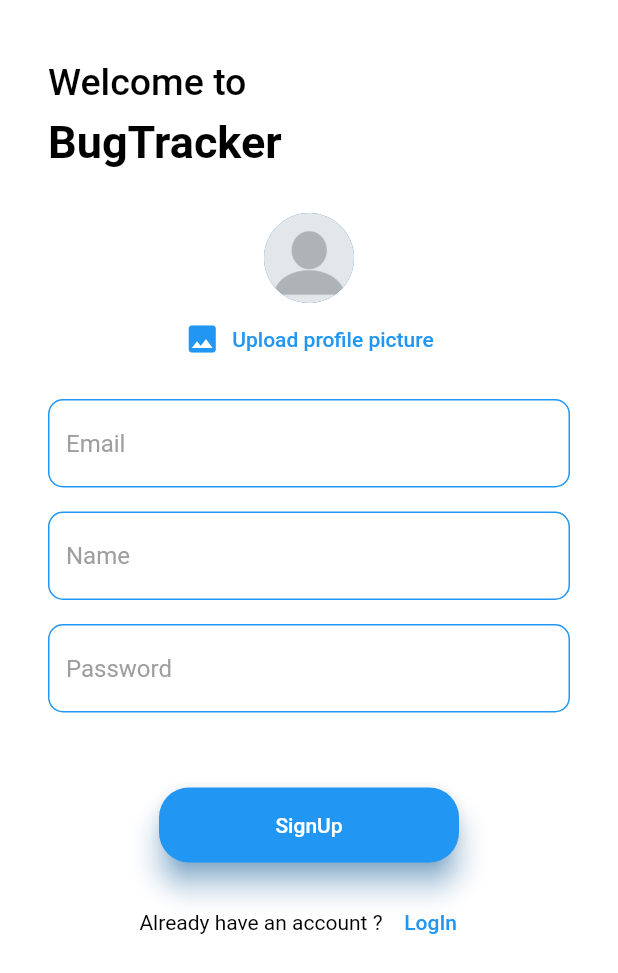
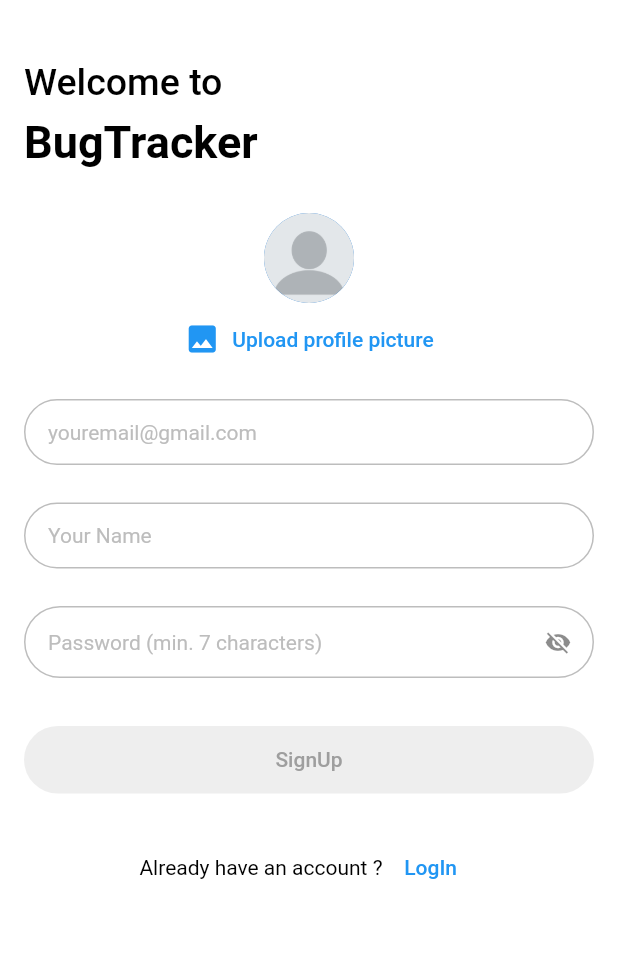
Before and after one commit to RohanSengupta326/BugTracker, a Flutter app: the screen it shows after launch, on a phone screen of 412 x 824 dp. Shown: the top 973 px of the screen. Run offline on Flutter 3.47's test engine with Material 2 defaults, Android fonts, the phone set to English and light mode, and no system bars; our stand-ins replace cloud_firestore, firebase_auth, firebase_core, firebase_storage, font_awesome_flutter, get and 2 more; missing offline and left inert: android_intent_plus, device_apps; accounts and stored records are empty.

Commit message:
1. signuppage textformfield design changes

```diff
--- a/lib/views/pages/NewProjectForm/newProjectFormPage.dart
+++ b/lib/views/pages/NewProjectForm/newProjectFormPage.dart
@@ -44,11 +44,6 @@ class NewProjectFormPage extends StatelessWidget {
         savedContributors.isEmpty ? [] : savedContributors;
 
     if (selectedContributorsName.isNotEmpty) {
-      log('---SelectedContributorsName is Not empty---');
-      log(selectedContributorsName.length.toString());
-      log(selectedContributorsName[0].name.toString());
-      log(selectedContributorsName[0].email.toString());
-
       for (var i = 0; i < selectedContributorsName.length; i++) {
         selectedContributorsIndex.add(
           allUserData.users.indexWhere(
@@ -56,8 +51,6 @@ class NewProjectFormPage extends StatelessWidget {
           ),
         );
       }
-      log('---SELECTEDCONTRIBUTORSINDEX IS READY ----');
-      log(selectedContributorsIndex[0].toString());
     }
 
     // log("${selectedContributorsIndex[0]} \n");
--- a/lib/views/pages/authPage/authPage.dart
+++ b/lib/views/pages/authPage/authPage.dart
@@ -23,15 +23,20 @@ class _AuthPageState extends State<AuthPage> {
   String _userEmail = '';
   String _userName = '';
   String _userPassword = '';
+  RxBool isPasswordVisible = false.obs;
   RxBool _isLogin = false.obs;
+  RxBool isActiveSubmitButton = false.obs;
 
   XFile? _pickedImage; // picked user profile pic
 
+  void isValidDetails() {
+    final isValid = _formKey.currentState!.validate();
+    isValid ? isActiveSubmitButton.value = true : false;
+  }
+
   void onSubmitted() {
-    final isValid = _formKey.currentState!.validate();
     FocusScope.of(Get.context!).unfocus();
 
-    if (isValid) {
     _formKey.currentState!.save();
 
     if (_pickedImage == null && !_isLogin.value) {
@@ -68,7 +73,6 @@ class _AuthPageState extends State<AuthPage> {
       );
     }
   }
-  }
 
   void imagePicker(XFile? image) {
     _pickedImage = image; // storing picked image in variable
@@ -79,9 +83,6 @@ class _AuthPageState extends State<AuthPage> {
     return Scaffold(
       backgroundColor: Colors.white,
       body: SingleChildScrollView(
-        child: Padding(
-          padding: const EdgeInsets.only(
-              left: ConstValues.VALUE_16, right: ConstValues.VALUE_16),
         child: Obx(() {
           return Column(
             children: [
@@ -127,6 +128,7 @@ class _AuthPageState extends State<AuthPage> {
                     horizontal: ConstValues.VALUE_16),
                 child: Form(
                   key: _formKey,
+                  onChanged: isValidDetails,
                   child: Column(
                     mainAxisSize: MainAxisSize.min,
                     //dont take as much space as possible but as minimum as needed
@@ -135,10 +137,12 @@ class _AuthPageState extends State<AuthPage> {
                         // registering user so upload image section else not
                         UploadImage(imagePicker),
                       const SizedBox(height: ConstValues.VALUE_16),
-                        Container(
+                      SizedBox(
                         child: TextFormField(
                           style: const TextStyle(
-                                color: ConstColors.APP_FONT_COLOR),
+                            color: ConstColors.APP_FONT_COLOR,
+                            fontSize: 14,
+                          ),
                           cursorColor: ConstColors.PRIMARY_SWATCH_COLOR,
                           validator: (value) {
                             if (value!.isEmpty || !value.contains('@')) {
@@ -149,33 +153,45 @@ class _AuthPageState extends State<AuthPage> {
                           key: const ValueKey('email'),
                           keyboardType: TextInputType.emailAddress,
                           decoration: InputDecoration(
+                            contentPadding: const EdgeInsets.only(
+                                left: 16, top: 14, bottom: 14, right: 16),
                             focusedBorder: OutlineInputBorder(
-                                borderRadius: BorderRadius.circular(10.0),
-                                borderSide: const BorderSide(
-                                    color: ConstColors.PRIMARY_SWATCH_COLOR),
+                              borderRadius: BorderRadius.circular(25.0),
+                              borderSide: BorderSide(color: Colors.grey),
                             ),
                             enabledBorder: OutlineInputBorder(
-                                borderRadius: BorderRadius.circular(10.0),
-                                borderSide: const BorderSide(
-                                  color: ConstColors.PRIMARY_SWATCH_COLOR,
+                              borderRadius: BorderRadius.circular(25.0),
+                              borderSide: BorderSide(
+                                color: Colors.grey.shade400,
                               ),
                             ),
                             errorBorder: OutlineInputBorder(
-                                borderRadius: BorderRadius.circular(10.0),
-                                borderSide: const BorderSide(
-                                  color: ConstColors.ERROR_COLOR,
+                              borderRadius: BorderRadius.circular(25.0),
+                              borderSide: BorderSide(
+                                color: Colors.grey.shade400,
                               ),
                             ),
+                            focusedErrorBorder: OutlineInputBorder(
+                              borderRadius: BorderRadius.circular(25.0),
+                              borderSide: BorderSide(
+                                color: Colors.grey.shade400,
+                              ),
+                            ),
+                            isDense: true,
+                            // to size the textformfield dont use sizedBox, use contentpadding to give padding to top and bottom and isDense: true,
+                            // by default its false, it means textformfield should take smaller space than default
+
                             focusColor: ConstColors.PRIMARY_SWATCH_COLOR,
                             border: OutlineInputBorder(
                               borderRadius: BorderRadius.circular(10),
-                                borderSide: const BorderSide(
-                                  color: ConstColors.PRIMARY_SWATCH_COLOR,
+                              borderSide: BorderSide(
+                                color: Colors.grey.shade400,
                               ),
                             ),
-                              hintText: 'Email',
-                              hintStyle: const TextStyle(
-                                color: ConstColors.HINT_COLOR,
+                            hintText: 'youremail@gmail.com',
+                            hintStyle: TextStyle(
+                              color: Colors.grey.shade400,
+                              fontSize: 14,
                             ),
                           ),
                           onSaved: (value) {
@@ -184,13 +200,15 @@ class _AuthPageState extends State<AuthPage> {
                         ),
                       ),
                       const SizedBox(
-                          height: ConstValues.VALUE_16,
+                        height: 25,
                       ),
                       if (!_isLogin.value)
                         Container(
                           child: TextFormField(
                             style: const TextStyle(
-                                  color: ConstColors.APP_FONT_COLOR),
+                              color: ConstColors.APP_FONT_COLOR,
+                              fontSize: 14,
+                            ),
                             cursorColor: ConstColors.PRIMARY_SWATCH_COLOR,
                             validator: (value) {
                               if (value!.isEmpty || value.length < 4) {
@@ -201,27 +219,43 @@ class _AuthPageState extends State<AuthPage> {
                             },
                             key: const ValueKey('Name'),
                             decoration: InputDecoration(
+                              contentPadding: const EdgeInsets.only(
+                                  left: 16, top: 14, bottom: 14, right: 16),
                               focusedBorder: OutlineInputBorder(
-                                  borderRadius: BorderRadius.circular(10.0),
-                                  borderSide: const BorderSide(
-                                      color: ConstColors.PRIMARY_SWATCH_COLOR),
+                                borderRadius: BorderRadius.circular(25.0),
+                                borderSide:
+                                    BorderSide(color: Colors.grey.shade400),
                               ),
                               enabledBorder: OutlineInputBorder(
-                                  borderRadius: BorderRadius.circular(10.0),
-                                  borderSide: const BorderSide(
-                                    color: ConstColors.PRIMARY_SWATCH_COLOR,
+                                borderRadius: BorderRadius.circular(25.0),
+                                borderSide: BorderSide(
+                                  color: Colors.grey.shade400,
                                 ),
                               ),
+                              focusedErrorBorder: OutlineInputBorder(
+                                borderRadius: BorderRadius.circular(25.0),
+                                borderSide: BorderSide(
+                                  color: Colors.grey.shade400,
+                                ),
+                              ),
+                              errorBorder: OutlineInputBorder(
+                                borderRadius: BorderRadius.circular(25.0),
+                                borderSide: BorderSide(
+                                  color: Colors.grey.shade400,
+                                ),
+                              ),
+                              isDense: true,
                               focusColor: ConstColors.PRIMARY_SWATCH_COLOR,
                               border: OutlineInputBorder(
                                 borderRadius: BorderRadius.circular(10),
-                                  borderSide: const BorderSide(
-                                    color: ConstColors.PRIMARY_SWATCH_COLOR,
+                                borderSide: BorderSide(
+                                  color: Colors.grey.shade400,
                                 ),
                               ),
-                                hintText: 'Name',
-                                hintStyle: const TextStyle(
-                                  color: ConstColors.HINT_COLOR,
+                              hintText: 'Your Name',
+                              hintStyle: TextStyle(
+                                color: Colors.grey.shade400,
+                                fontSize: 14,
                               ),
                             ),
                             onSaved: (value) {
@@ -230,12 +264,12 @@ class _AuthPageState extends State<AuthPage> {
                           ),
                         ),
                       const SizedBox(
-                          height: ConstValues.VALUE_16,
+                        height: 25,
                       ),
                       Container(
                         child: TextFormField(
                           style: const TextStyle(
-                                color: ConstColors.APP_FONT_COLOR),
+                              color: ConstColors.APP_FONT_COLOR, fontSize: 14),
                           cursorColor: ConstColors.PRIMARY_SWATCH_COLOR,
                           validator: (value) {
                             if (value!.isEmpty || value.length < 7) {
@@ -245,37 +279,61 @@ class _AuthPageState extends State<AuthPage> {
                           },
                           key: const ValueKey('password'),
                           decoration: InputDecoration(
+                            suffixIcon: IconButton(
+                              onPressed: () {
+                                isPasswordVisible.value =
+                                    !isPasswordVisible.value;
+                              },
+                              icon: isPasswordVisible.value
+                                  ? Icon(Icons.visibility)
+                                  : Icon(Icons.visibility_off),
+                            ),
+                            contentPadding: const EdgeInsets.only(
+                                left: 16, top: 14, bottom: 14, right: 16),
                             focusedBorder: OutlineInputBorder(
-                                borderRadius: BorderRadius.circular(10.0),
-                                borderSide: const BorderSide(
-                                    color: ConstColors.PRIMARY_SWATCH_COLOR),
+                              borderRadius: BorderRadius.circular(25.0),
+                              borderSide: BorderSide(color: Colors.grey),
                             ),
                             enabledBorder: OutlineInputBorder(
-                                borderRadius: BorderRadius.circular(10.0),
-                                borderSide: const BorderSide(
-                                  color: ConstColors.PRIMARY_SWATCH_COLOR,
+                              borderRadius: BorderRadius.circular(25.0),
+                              borderSide: BorderSide(
+                                color: Colors.grey.shade400,
                               ),
                             ),
                             focusColor: ConstColors.PRIMARY_SWATCH_COLOR,
                             border: OutlineInputBorder(
                               borderRadius: BorderRadius.circular(10),
-                                borderSide: const BorderSide(
-                                  color: ConstColors.PRIMARY_SWATCH_COLOR,
+                              borderSide: BorderSide(
+                                color: Colors.grey.shade400,
                               ),
                             ),
-                              hintText: 'Password',
-                              hintStyle: const TextStyle(
-                                color: ConstColors.HINT_COLOR,
+                            errorBorder: OutlineInputBorder(
+                              borderRadius: BorderRadius.circular(25.0),
+                              borderSide: BorderSide(
+                                color: Colors.grey.shade400,
                               ),
                             ),
-                            obscureText: false,
+                            focusedErrorBorder: OutlineInputBorder(
+                              borderRadius: BorderRadius.circular(25.0),
+                              borderSide: BorderSide(
+                                color: Colors.grey.shade400,
+                              ),
+                            ),
+                            isDense: true,
+                            hintText: 'Password (min. 7 characters)',
+                            hintStyle: TextStyle(
+                              color: Colors.grey.shade400,
+                              fontSize: 14,
+                            ),
+                          ),
+                          obscureText: !isPasswordVisible.value,
                           onSaved: (value) {
                             _userPassword = value as String;
                           },
                         ),
                       ),
                       const SizedBox(
-                          height: ConstValues.VALUE_50,
+                        height: ConstValues.PADDING * 2,
                       ),
                       if (controller.isLoadingAuth.value == true)
                         const CircularProgressIndicator(
@@ -283,29 +341,34 @@ class _AuthPageState extends State<AuthPage> {
                         ),
                       if (controller.isLoadingAuth.value == false)
                         SizedBox(
-                            height: 50,
-                            width: 200,
+                          height: 45,
+                          width: double.infinity,
                           child: ElevatedButton(
-                              onPressed: () => onSubmitted(),
+                            onPressed: () {
+                              isActiveSubmitButton.value ? onSubmitted() : null;
+                            },
                             style: ButtonStyle(
-                                shadowColor: const MaterialStatePropertyAll(
-                                    ConstColors.PRIMARY_SWATCH_COLOR),
-                                elevation: const MaterialStatePropertyAll(
-                                    ConstValues.VALUE_16 / 2),
+                              elevation: const MaterialStatePropertyAll(0),
                               shape: MaterialStatePropertyAll(
                                 RoundedRectangleBorder(
-                                    borderRadius: BorderRadius.circular(
-                                        ConstValues.BORDER_CURVE_RADIUS),
+                                  borderRadius: BorderRadius.circular(25),
                                 ),
                               ),
-                                backgroundColor: const MaterialStatePropertyAll(
-                                    ConstColors.PRIMARY_SWATCH_COLOR),
+                              backgroundColor: MaterialStatePropertyAll(
+                                  isActiveSubmitButton.value
+                                      ? ConstColors.PRIMARY_SWATCH_COLOR
+                                      : Colors.grey.shade200),
                             ),
-                              child: Text(_isLogin.value ? 'LogIn' : 'SignUp'),
+                            child: Text(
+                              _isLogin.value ? 'LogIn' : 'SignUp',
+                              style: isActiveSubmitButton.value
+                                  ? TextStyle(color: Colors.white)
+                                  : TextStyle(color: Colors.grey),
+                            ),
                           ),
                         ),
                       const SizedBox(
-                          height: ConstValues.VALUE_16,
+                        height: 25,
                       ),
                       Row(
                         mainAxisAlignment: MainAxisAlignment.center,
@@ -333,7 +396,7 @@ class _AuthPageState extends State<AuthPage> {
                         ],
                       ),
                       const SizedBox(
-                          height: ConstValues.VALUE_16,
+                        height: 25,
                       ),
                     ],
                   ),
@@ -343,7 +406,6 @@ class _AuthPageState extends State<AuthPage> {
           );
         }),
       ),
-      ),
     );
   }
 }
```
Lines whose indentation alone changed are shown as unchanged.
